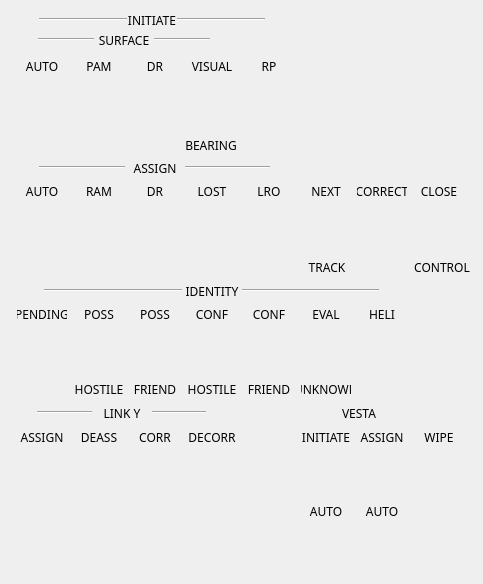
First picture: the form in botonera/forms/overlay_360_0001.ui, repository jordan045/tdc-botonera, before the edit.
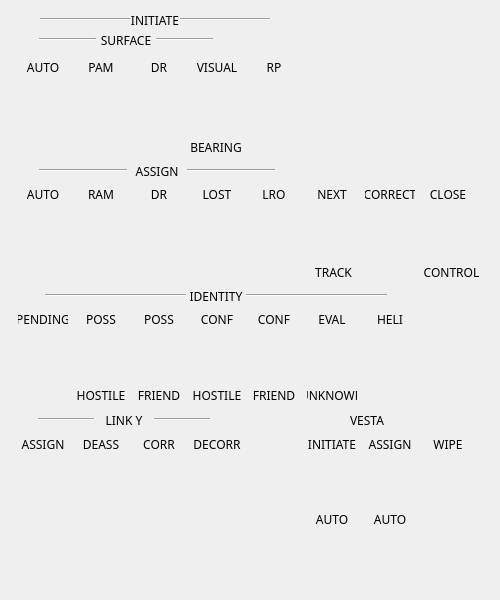
Second picture: the form after the edit. Icons and pictures are not drawn.

Commit message: Fixed size overlays

```diff
--- a/botonera/forms/overlay_360_0001.ui
+++ b/botonera/forms/overlay_360_0001.ui
@@ -6,10 +6,22 @@
    <rect>
     <x>0</x>
     <y>0</y>
-    <width>483</width>
-    <height>584</height>
+    <width>500</width>
+    <height>600</height>
    </rect>
   </property>
+  <property name="minimumSize">
+   <size>
+    <width>500</width>
+    <height>600</height>
+   </size>
+  </property>
+  <property name="maximumSize">
+   <size>
+    <width>500</width>
+    <height>600</height>
+   </size>
+  </property>
   <property name="windowTitle">
    <string>Form</string>
   </property>
@@ -18,8 +30,8 @@
     <rect>
      <x>0</x>
      <y>0</y>
-     <width>481</width>
-     <height>581</height>
+     <width>491</width>
+     <height>591</height>
     </rect>
    </property>
    <layout class="QVBoxLayout" name="verticalLayout">
```
The commit also changes 8 other files.
